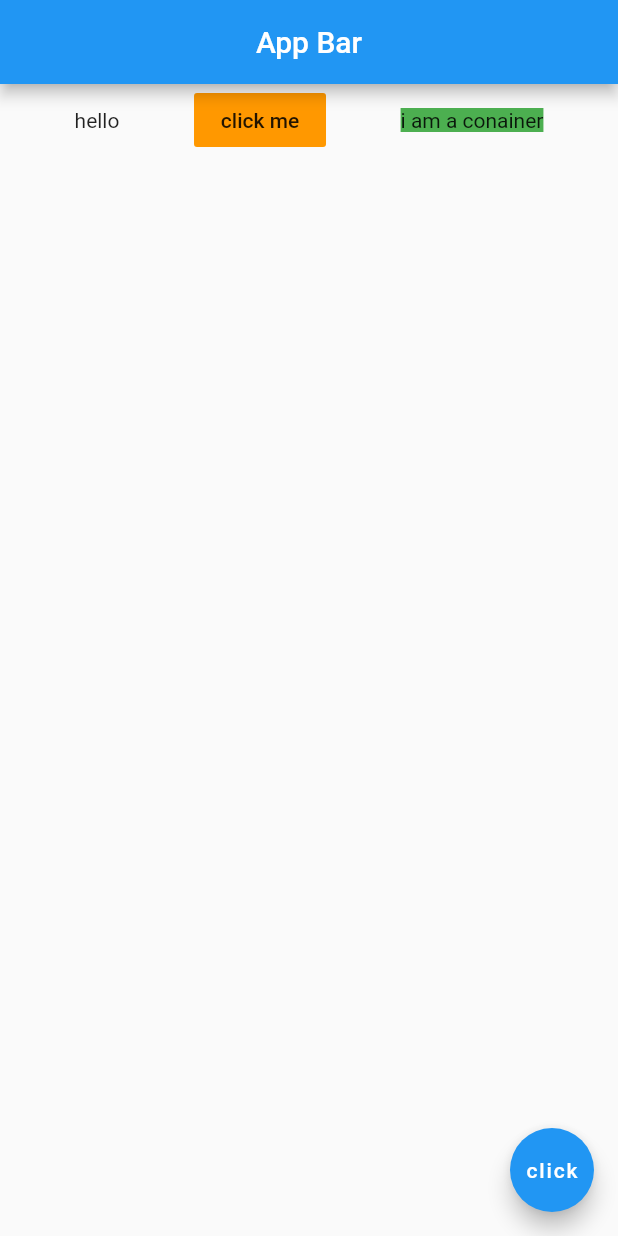
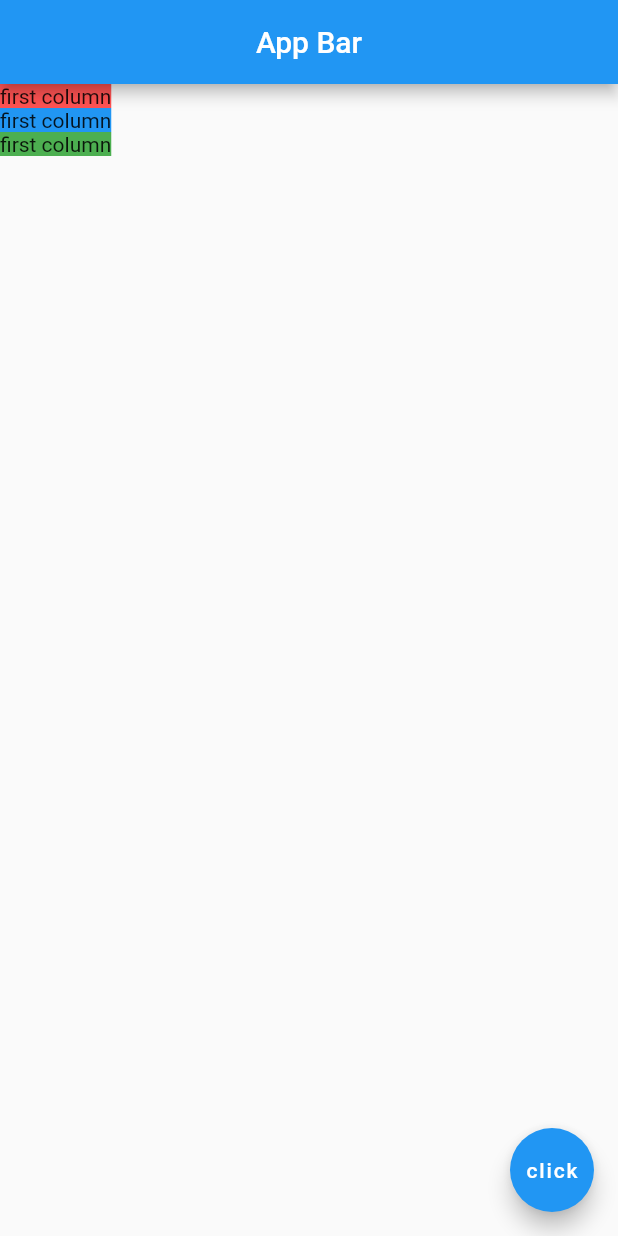
Before and after one commit to johnwanjema/hello-flutter, a Flutter app: the screen it shows after launch, on a phone screen of 412 x 824 dp. Run offline on Flutter 3.47's test engine with Material 2 defaults, Android fonts, the phone set to English and light mode, and no system bars.

Commit message:
added columns

```diff
--- a/lib/main.dart
+++ b/lib/main.dart
@@ -12,19 +12,19 @@ class Home extends StatelessWidget {
           title: Text('App Bar'),
           centerTitle: true,
         ),
-        body:Row(
-            mainAxisAlignment: MainAxisAlignment.spaceEvenly ,
-            crossAxisAlignment: CrossAxisAlignment.center,
+        body:Column(
             children: <Widget>[
-                Text('hello'),
-                FlatButton(
-                    onPressed: (){},
-                    color: Colors.orange,
-                    child: Text('click me'),
+                Container(
+                    child: Text('first column'),
+                    color: Colors.redAccent,
                 ),
                 Container(
+                    child: Text('first column'),
+                    color: Colors.blue,
+                ),
+                Container(
+                    child: Text('first column'),
                     color: Colors.green,
-                    child: Text('i am a conainer'),
                 )
             ],
         ),
```
